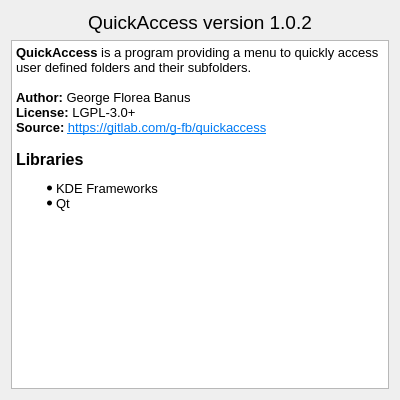
Qt form ui/aboutdialog.ui (g-fb/quickaccess) before a commit.
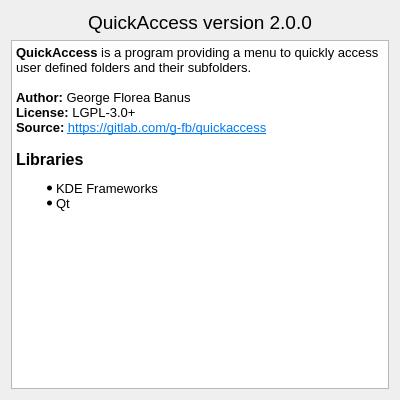
The same form after that commit.

Commit message: - update version number - update readme and appdata.xml - replace gif with screenshot of menu and the settings dialog

What changed in the file:
```diff
--- a/ui/aboutdialog.ui
+++ b/ui/aboutdialog.ui
@@ -42,7 +42,7 @@
         </font>
        </property>
        <property name="text">
-        <string>QuickAccess version 1.0.2</string>
+        <string>QuickAccess version 2.0.0</string>
        </property>
        <property name="alignment">
         <set>Qt::AlignCenter</set>
```
The commit also changes 11 other files.
